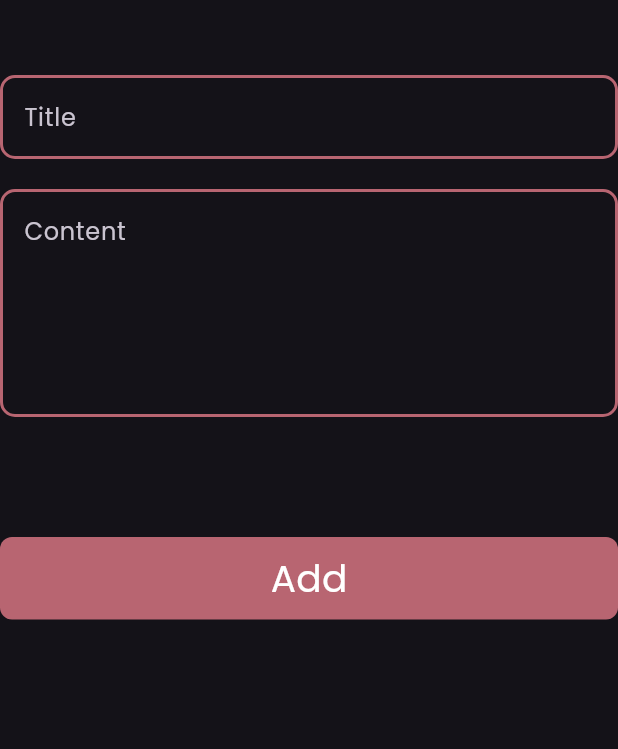
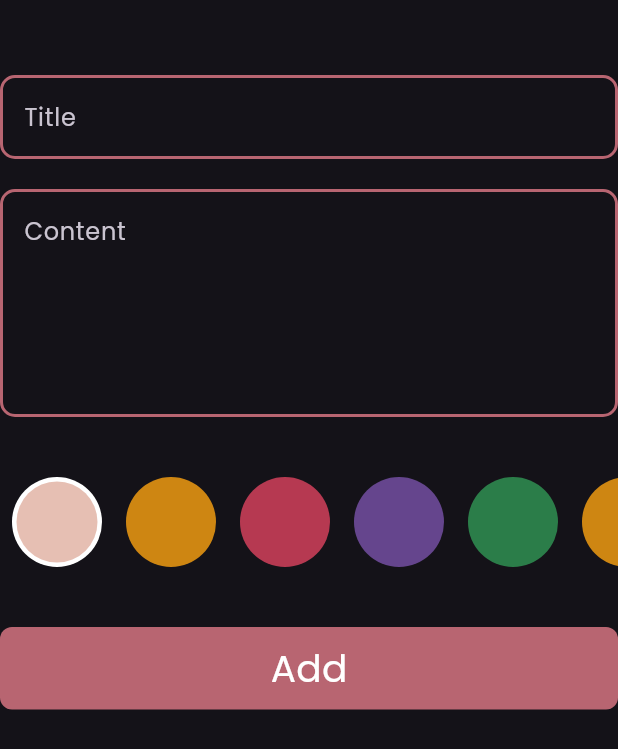
Before and after one commit to nadiakhaled1411999/notes_app, a Flutter app: the AddNoteForm widget shown alone on an empty page, opened directly, on a phone screen of 412 x 824 dp. Shown: the top 749 px of the screen. Run offline on Flutter 3.47's test engine with Material 3 defaults, Android fonts, the phone set to English and light mode, and no system bars; our stand-ins replace bloc, flutter_bloc, font_awesome_flutter, hive, hive_flutter; accounts and stored records are empty.

Commit message:
color list for item

```diff
--- a/lib/views/widgets/add_note_form.dart
+++ b/lib/views/widgets/add_note_form.dart
@@ -3,6 +3,7 @@ import 'package:flutter_bloc/flutter_bloc.dart';
 import 'package:intl/intl.dart';
 import 'package:notes_app/cubits/add_note_cubit/add_note_cubit.dart';
 import 'package:notes_app/models/note_model.dart';
+import 'package:notes_app/views/widgets/colors_item_list.dart';
 import 'package:notes_app/views/widgets/custom_button.dart';
 import 'package:notes_app/views/widgets/custom_text_form_filed.dart';
 
@@ -45,13 +46,16 @@ class _AddNoteFormState extends State<AddNoteForm> {
             hintText: "Content",
             maxLines: 5,
           ),
-          const SizedBox(
-            height: 80,
+ const SizedBox(
+            height: 40,
           ),
-           BlocBuilder<AddNoteCubit,AddNoteCubitState>(
 
-            builder: (context,state)=> CustomButton(
-isLoading: state is AddNoteLoadingState?true:false,
+const ColorsItemList(),
+ const SizedBox(height:40 ,
+          ),
+          BlocBuilder<AddNoteCubit, AddNoteCubitState>(
+            builder: (context, state) => CustomButton(
+              isLoading: state is AddNoteLoadingState ? true : false,
               onTap: () {
                 if (formKey.currentState!.validate()) {
                   formKey.currentState!.save();
--- /dev/null
+++ b/lib/views/widgets/colors_item_list.dart
@@ -0,0 +1,68 @@
+import 'package:flutter/material.dart';
+import 'package:notes_app/constant.dart';
+
+class ColorItem extends StatelessWidget {
+  const ColorItem({super.key, required this.isActive, required this.colorItem});
+  final bool isActive;
+  final Color colorItem;
+  @override
+  Widget build(BuildContext context) {
+    return isActive
+        ? CircleAvatar(
+            radius: 30,
+            backgroundColor: Colors.white,
+            child: CircleAvatar(
+              radius: 27,
+              backgroundColor: colorItem,
+            ),
+          )
+        : CircleAvatar(
+            radius: 30,
+            backgroundColor: colorItem,
+          );
+  }
+}
+
+class ColorsItemList extends StatefulWidget {
+  const ColorsItemList({super.key});
+
+  @override
+  State<ColorsItemList> createState() => _ColorsItemListState();
+}
+
+class _ColorsItemListState extends State<ColorsItemList> {
+  int currentIndex = 0;
+  List<Color> colorItemList = [
+    const Color(0xffe0afa0).withOpacity(0.8),
+    const Color(0xfffca311).withOpacity(0.8),
+    const Color(0xffDE435F).withOpacity(0.8),
+    const Color(0xff7952AA).withOpacity(0.8),
+    const Color(0xff319855).withOpacity(0.8),
+    const Color(0xfffca311).withOpacity(0.8),
+    const Color(0xffDE435F).withOpacity(0.8),
+  ];
+  @override
+  Widget build(BuildContext context) {
+    return SizedBox(
+      height: 60,
+      child: ListView.builder(
+          scrollDirection: Axis.horizontal,
+          itemCount: colorItemList.length,
+          itemBuilder: (context, index) {
+            return Padding(
+              padding: const EdgeInsets.symmetric(horizontal: 8),
+              child: GestureDetector(
+                onTap: () {
+                  currentIndex = index;
+                  setState(() {});
+                },
+                child: ColorItem(
+                  colorItem: colorItemList[index],
+                  isActive: currentIndex == index,
+                ),
+              ),
+            );
+          }),
+    );
+  }
+}
```
